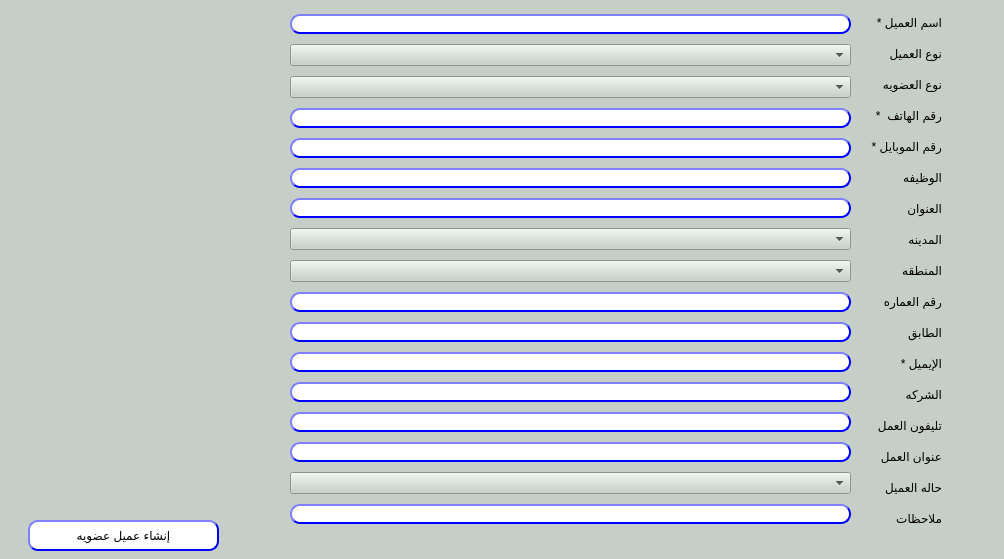
Before: the Qt Designer form presentation/loyalty_ui/createCustomer.ui in shymaa123456/HyperPOS2020, drawn with Qt 5.
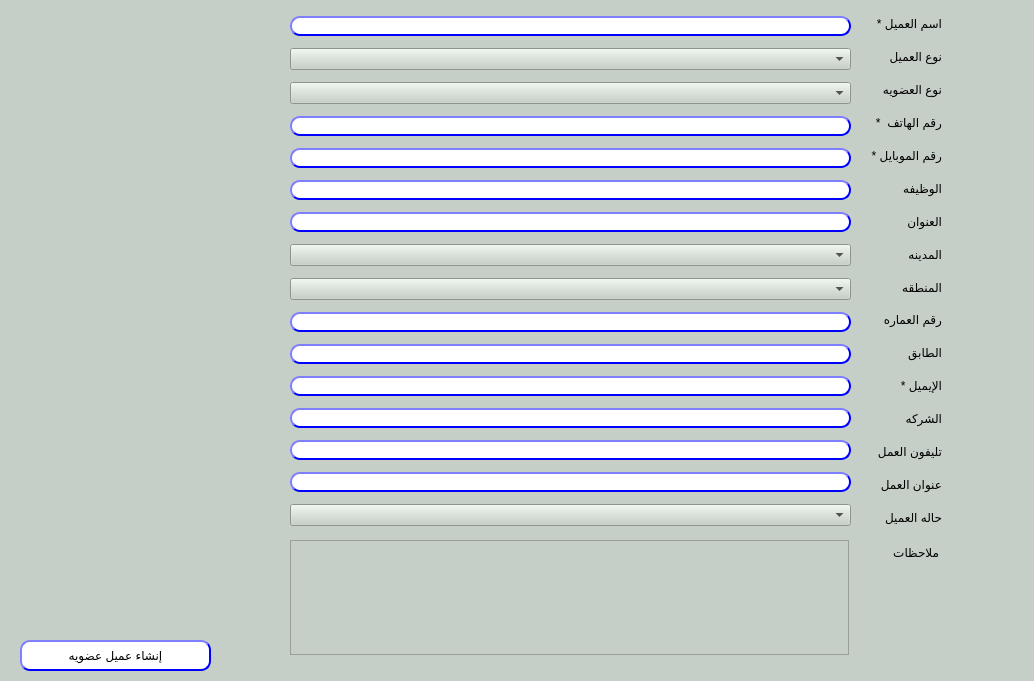
After: the same form once the commit is applied.

Commit message: comments on create cust

```diff
--- a/presentation/loyalty_ui/createCustomer.ui
+++ b/presentation/loyalty_ui/createCustomer.ui
@@ -6,8 +6,8 @@
    <rect>
     <x>0</x>
     <y>0</y>
-    <width>1004</width>
-    <height>559</height>
+    <width>1034</width>
+    <height>681</height>
    </rect>
   </property>
   <property name="windowTitle">
@@ -138,13 +138,6 @@
       </property>
      </widget>
     </item>
-    <item>
-     <widget class="QLabel" name="label_16">
-      <property name="text">
-       <string>ملاحظات</string>
-      </property>
-     </widget>
-    </item>
    </layout>
   </widget>
   <widget class="QWidget" name="verticalLayoutWidget_2">
@@ -497,35 +490,6 @@
     <item>
      <widget class="QComboBox" name="CMB_status"/>
     </item>
-    <item>
-     <widget class="QLineEdit" name="LE_notes">
-      <property name="styleSheet">
-       <string notr="true">QLineEdit{
-                                        background-color: white;
-                                        border-style: outset;
-                                        border-width: 2px;
-                                        border-radius: 10px;
-                                        border-color: blue;
-                                        min-width: 6em;
-                                        }
-                                        QLineEdit:hover {
-                                        background: qradialgradient(
-                                        cx: 0.3, cy: -0.4, fx: 0.3, fy: -0.4,
-                                        radius: 1.35, stop: 0 #fff, stop: 1 #bbb
-                                        );
-                                        }
-                                       QLineEdit:pressed {
-                                        border-style: inset;
-                                        background: qradialgradient(
-                                        cx: 0.4, cy: -0.1, fx: 0.4, fy: -0.1,
-                                        radius: 1.35, stop: 0 #fff, stop: 1 #ddd
-                                        );
-                                        }
-                                    
-                            </string>
-      </property>
-     </widget>
-    </item>
    </layout>
    <zorder>CMB_loyalityType</zorder>
    <zorder>LE_name</zorder>
@@ -548,8 +512,8 @@
   <widget class="QPushButton" name="BTN_createCustomer">
    <property name="geometry">
     <rect>
-     <x>28</x>
-     <y>520</y>
+     <x>20</x>
+     <y>640</y>
      <width>191</width>
      <height>31</height>
     </rect>
@@ -582,6 +546,29 @@
     <string>إنشاء عميل عضويه</string>
    </property>
   </widget>
+  <widget class="QTextEdit" name="LE_notes">
+   <property name="geometry">
+    <rect>
+     <x>290</x>
+     <y>540</y>
+     <width>559</width>
+     <height>115</height>
+    </rect>
+   </property>
+  </widget>
+  <widget class="QLabel" name="label_16">
+   <property name="geometry">
+    <rect>
+     <x>850</x>
+     <y>540</y>
+     <width>89</width>
+     <height>25</height>
+    </rect>
+   </property>
+   <property name="text">
+    <string>ملاحظات</string>
+   </property>
+  </widget>
  </widget>
  <resources/>
  <connections/>
```
Left out of the diff: 1 changed line with no effect on the pictures. The commit also changes 3 other files.
